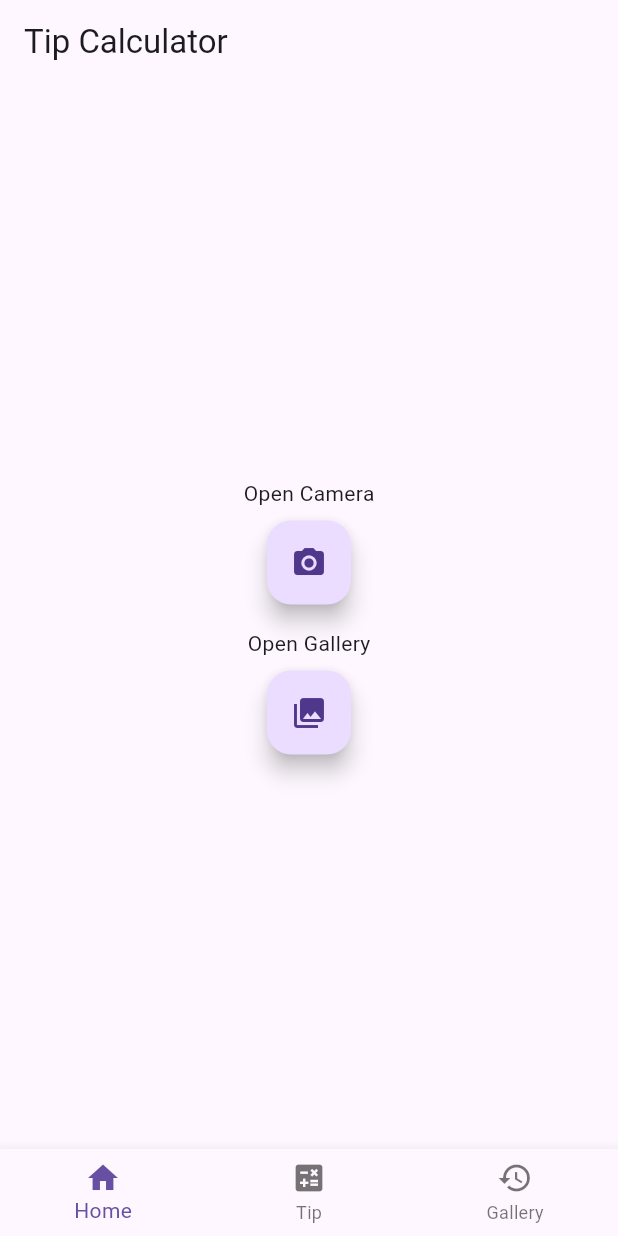
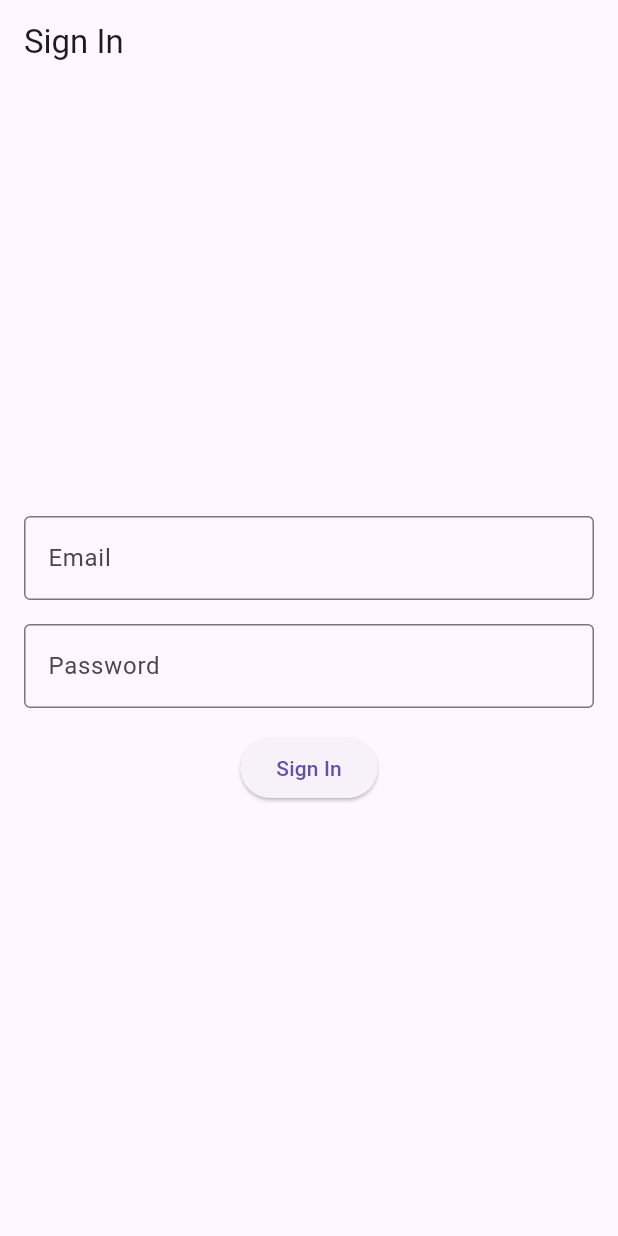
Before and after one commit to hcnguyen1/Tipculator, a Flutter app: the screen it shows after launch, on a phone screen of 412 x 824 dp. Run offline on Flutter 3.47's test engine with Material 3 defaults, Android fonts, the phone set to English and light mode, and no system bars; our stand-ins replace firebase_auth, firebase_core, image_picker; accounts and stored records are empty; generated files the repository leaves out were written again.

Commit message:
Demo 2 Update 1

```diff
--- a/lib/main.dart
+++ b/lib/main.dart
@@ -2,12 +2,18 @@ import 'dart:io';
 import 'package:flutter/material.dart';
 import 'package:image_picker/image_picker.dart';
 import 'package:path_provider/path_provider.dart'; // To save images locally
+import 'package:firebase_core/firebase_core.dart'; // Ensure Firebase is initialized
+import 'firebase_options.dart'; // Firebase options for initialization
 
+import 'signin.dart';
 import 'home_screen.dart';
 import 'tip_calculator.dart';
 import 'scan_history.dart';
 
-void main() {
+void main() async {
+  // Ensure Firebase is initialized before running the app
+  WidgetsFlutterBinding.ensureInitialized();
+  await Firebase.initializeApp(options: DefaultFirebaseOptions.currentPlatform);
   runApp(const MyApp());
 }
 
@@ -27,7 +33,6 @@ class _MyAppState extends State<MyApp> {
     final XFile? pickedFile = await picker.pickImage(source: ImageSource.camera);
 
     if (pickedFile != null) {
-
       // Save image to local app directory
       final appDir = await getApplicationDocumentsDirectory();
       final fileName = pickedFile.path.split("/").last;
@@ -44,7 +49,6 @@ class _MyAppState extends State<MyApp> {
     final XFile? pickedFile = await picker.pickImage(source: ImageSource.gallery);
 
     if (pickedFile != null) {
-
       // Save image to local app directory
       final appDir = await getApplicationDocumentsDirectory();
       final fileName = pickedFile.path.split("/").last;
@@ -62,8 +66,24 @@ class _MyAppState extends State<MyApp> {
       debugShowCheckedModeBanner: false,
       title: "Tip Calculator",
       theme: ThemeData(primarySwatch: Colors.blue),
-      home: Scaffold(
-        appBar: AppBar(title: const Text("Tip Calculator")),
+      initialRoute: '/signin',
+      routes: {
+        '/signin': (context) => SignIn(onSignInSuccess: () {
+          Navigator.pushReplacementNamed(context, '/home');
+        }),
+        '/home': (context) => Scaffold(
+          appBar: AppBar(
+            title: const Text("Tip Calculator"),
+            actions: [
+              TextButton.icon(
+                icon: const Icon(Icons.logout, color: Colors.black),
+                label: const Text("Logout", style: TextStyle(color: Colors.black)),
+                onPressed: () {
+                  Navigator.pushReplacementNamed(context, '/signin');
+                },
+              ),
+            ],
+          ),
           body: IndexedStack(
             index: currentIndex,
             children: [
@@ -86,6 +106,7 @@ class _MyAppState extends State<MyApp> {
             },
           ),
         ),
+      },
     );
   }
 }
--- /dev/null
+++ b/lib/signin.dart
@@ -0,0 +1,76 @@
+import 'package:flutter/material.dart';
+import 'package:firebase_auth/firebase_auth.dart';
+
+class SignIn extends StatefulWidget {
+  final VoidCallback onSignInSuccess;
+
+  const SignIn({required this.onSignInSuccess, Key? key}) : super(key: key);
+
+  @override
+  _SignInState createState() => _SignInState();
+}
+
+class _SignInState extends State<SignIn> {
+  final TextEditingController _emailController = TextEditingController();
+  final TextEditingController _passwordController = TextEditingController();
+  final FirebaseAuth _auth = FirebaseAuth.instance;
+  String _errorMessage = '';
+
+  Future<void> _signIn() async {
+    try {
+      await _auth.signInWithEmailAndPassword(
+        email: _emailController.text,
+        password: _passwordController.text,
+      );
+      widget.onSignInSuccess();
+    } catch (e) {
+      setState(() {
+        _errorMessage = e.toString();
+      });
+    }
+  }
+
+  @override
+  Widget build(BuildContext context) {
+    return Scaffold(
+      appBar: AppBar(title: const Text("Sign In")),
+      body: Padding(
+        padding: const EdgeInsets.all(16.0),
+        child: Column(
+          mainAxisAlignment: MainAxisAlignment.center,
+          children: [
+            TextField(
+              controller: _emailController,
+              decoration: const InputDecoration(
+                labelText: 'Email',
+                border: OutlineInputBorder(),
+              ),
+            ),
+            const SizedBox(height: 16),
+            TextField(
+              controller: _passwordController,
+              decoration: const InputDecoration(
+                labelText: 'Password',
+                border: OutlineInputBorder(),
+              ),
+              obscureText: true,
+            ),
+            const SizedBox(height: 16),
+            ElevatedButton(
+              onPressed: _signIn,
+              child: const Text("Sign In"),
+            ),
+            if (_errorMessage.isNotEmpty)
+              Padding(
+                padding: const EdgeInsets.only(top: 16.0),
+                child: Text(
+                  _errorMessage,
+                  style: const TextStyle(color: Colors.red),
+                ),
+              ),
+          ],
+        ),
+      ),
+    );
+  }
+}
--- a/pubspec.yaml
+++ b/pubspec.yaml
@@ -37,6 +37,8 @@ dependencies:
   image_picker: ^1.1.2
   path_provider: ^2.1.5
   permission_handler: ^11.4.0
+  firebase_core: ^3.12.1
+  firebase_auth: ^5.5.1
   #gallery_saver: ^2.3.2
   #photo_manager: ^3.6.4
 
```
Also changed, not shown: firebase.json (added), pubspec.lock, 7 other files. Lines whose indentation alone changed are shown as unchanged.
